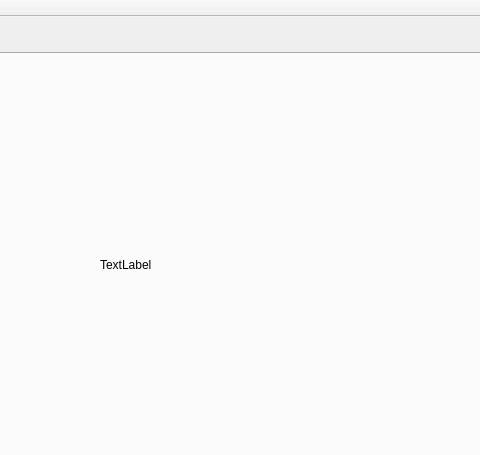
First picture: the form in ProyectoPSM/ProyectoPSM/ProyectoPSM.ui, repository jlacostaarpide/Proyecto_Vision_Artificial, before the edit; both pictures show x 263 to 743 and y 0 to 455 of the 1332 by 791 pixel window.
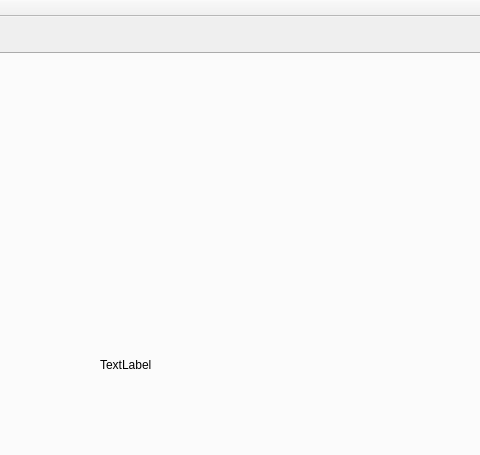
Second picture: the form after the edit. The open tabs and pages were chosen to show the change.

Commit message:
segmentacion en vivo MUY PRECARIO
primera prueba de segmentación en vivo. Va fatal hay que optimizar mucho

Diff of the .ui file:
```diff
--- a/ProyectoPSM/ProyectoPSM/ProyectoPSM.ui
+++ b/ProyectoPSM/ProyectoPSM/ProyectoPSM.ui
@@ -194,8 +194,8 @@
          <rect>
           <x>350</x>
           <y>80</y>
-          <width>281</width>
-          <height>261</height>
+          <width>521</width>
+          <height>461</height>
          </rect>
         </property>
         <property name="text">
```
Left out of the diff: 5 changed lines with no effect on the pictures. The commit also changes 2 other files.
